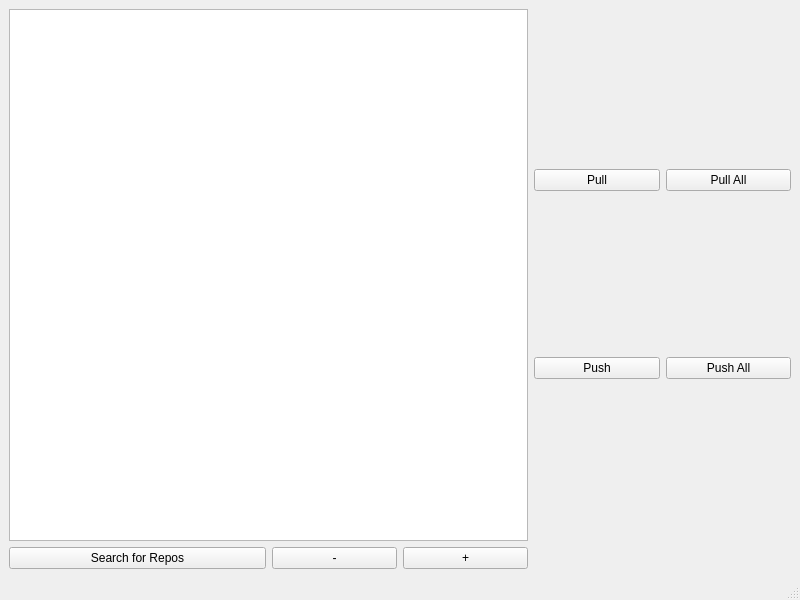
Qt form MainWindow.ui (jhessin/Git_Commander) before a commit.
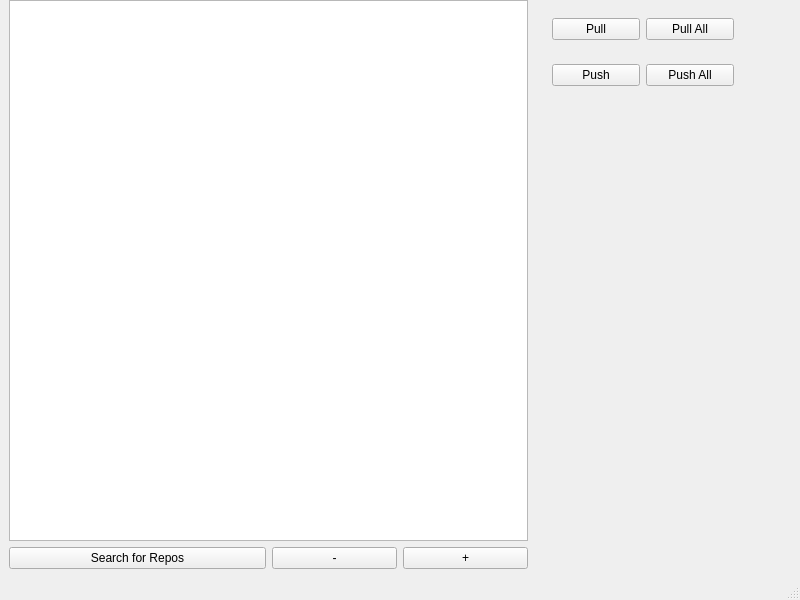
The same form after that commit.

Commit message: Pretty up the window

Diff of the .ui file:
```diff
--- a/MainWindow.ui
+++ b/MainWindow.ui
@@ -27,45 +27,9 @@
   </property>
   <widget class="QWidget" name="centralwidget">
    <layout class="QGridLayout" name="gridLayout_2">
-    <item row="0" column="2">
-     <layout class="QGridLayout" name="gridLayout">
-      <item row="0" column="0">
-       <widget class="QPushButton" name="pullRepoButton">
-        <property name="text">
-         <string>Pull</string>
-        </property>
-       </widget>
-      </item>
-      <item row="0" column="1">
-       <widget class="QPushButton" name="pullAllButton">
-        <property name="text">
-         <string>Pull All</string>
-        </property>
-       </widget>
-      </item>
-      <item row="1" column="0">
-       <widget class="QPushButton" name="pushRepoButton">
-        <property name="text">
-         <string>Push</string>
-        </property>
-       </widget>
-      </item>
-      <item row="1" column="1">
-       <widget class="QPushButton" name="pushAllButton">
-        <property name="text">
-         <string>Push All</string>
-        </property>
-       </widget>
-      </item>
-     </layout>
-    </item>
-    <item row="1" column="0">
-     <widget class="QPushButton" name="searchButton">
-      <property name="text">
-       <string>Search for Repos</string>
-      </property>
-     </widget>
-    </item>
+    <property name="topMargin">
+     <number>0</number>
+    </property>
     <item row="1" column="1">
      <layout class="QHBoxLayout" name="horizontalLayout">
       <item>
@@ -84,6 +48,141 @@
       </item>
      </layout>
     </item>
+    <item row="1" column="0">
+     <widget class="QPushButton" name="searchButton">
+      <property name="text">
+       <string>Search for Repos</string>
+      </property>
+     </widget>
+    </item>
+    <item row="0" column="2">
+     <widget class="QWidget" name="buttonGrid" native="true">
+      <property name="maximumSize">
+       <size>
+        <width>16777215</width>
+        <height>16777215</height>
+       </size>
+      </property>
+      <layout class="QVBoxLayout" name="verticalLayout">
+       <item>
+        <widget class="QWidget" name="" native="true">
+         <property name="maximumSize">
+          <size>
+           <width>200</width>
+           <height>50</height>
+          </size>
+         </property>
+         <layout class="QHBoxLayout" name="horizontalLayout_2">
+          <item>
+           <widget class="QPushButton" name="pullRepoButton">
+            <property name="sizePolicy">
+             <sizepolicy hsizetype="Minimum" vsizetype="Maximum">
+              <horstretch>0</horstretch>
+              <verstretch>0</verstretch>
+             </sizepolicy>
+            </property>
+            <property name="maximumSize">
+             <size>
+              <width>100</width>
+              <height>25</height>
+             </size>
+            </property>
+            <property name="text">
+             <string>Pull</string>
+            </property>
+           </widget>
+          </item>
+          <item>
+           <widget class="QPushButton" name="pullAllButton">
+            <property name="sizePolicy">
+             <sizepolicy hsizetype="Minimum" vsizetype="Maximum">
+              <horstretch>0</horstretch>
+              <verstretch>0</verstretch>
+             </sizepolicy>
+            </property>
+            <property name="maximumSize">
+             <size>
+              <width>100</width>
+              <height>25</height>
+             </size>
+            </property>
+            <property name="text">
+             <string>Pull All</string>
+            </property>
+           </widget>
+          </item>
+         </layout>
+        </widget>
+       </item>
+       <item>
+        <widget class="QWidget" name="" native="true">
+         <property name="maximumSize">
+          <size>
+           <width>200</width>
+           <height>50</height>
+          </size>
+         </property>
+         <layout class="QHBoxLayout" name="horizontalLayout_3">
+          <item>
+           <widget class="QPushButton" name="pushRepoButton">
+            <property name="sizePolicy">
+             <sizepolicy hsizetype="Minimum" vsizetype="Maximum">
+              <horstretch>0</horstretch>
+              <verstretch>0</verstretch>
+             </sizepolicy>
+            </property>
+            <property name="maximumSize">
+             <size>
+              <width>100</width>
+              <height>25</height>
+             </size>
+            </property>
+            <property name="text">
+             <string>Push</string>
+            </property>
+           </widget>
+          </item>
+          <item>
+           <widget class="QPushButton" name="pushAllButton">
+            <property name="sizePolicy">
+             <sizepolicy hsizetype="Minimum" vsizetype="Maximum">
+              <horstretch>0</horstretch>
+              <verstretch>0</verstretch>
+             </sizepolicy>
+            </property>
+            <property name="maximumSize">
+             <size>
+              <width>100</width>
+              <height>25</height>
+             </size>
+            </property>
+            <property name="text">
+             <string>Push All</string>
+            </property>
+           </widget>
+          </item>
+         </layout>
+        </widget>
+       </item>
+       <item>
+        <spacer name="verticalSpacer">
+         <property name="orientation">
+          <enum>Qt::Vertical</enum>
+         </property>
+         <property name="sizeType">
+          <enum>QSizePolicy::Maximum</enum>
+         </property>
+         <property name="sizeHint" stdset="0">
+          <size>
+           <width>20</width>
+           <height>999999</height>
+          </size>
+         </property>
+        </spacer>
+       </item>
+      </layout>
+     </widget>
+    </item>
     <item row="0" column="0" colspan="2">
      <widget class="QListWidget" name="repoList"/>
     </item>
```
Left out of the diff: 6 changed lines with no effect on the pictures.
